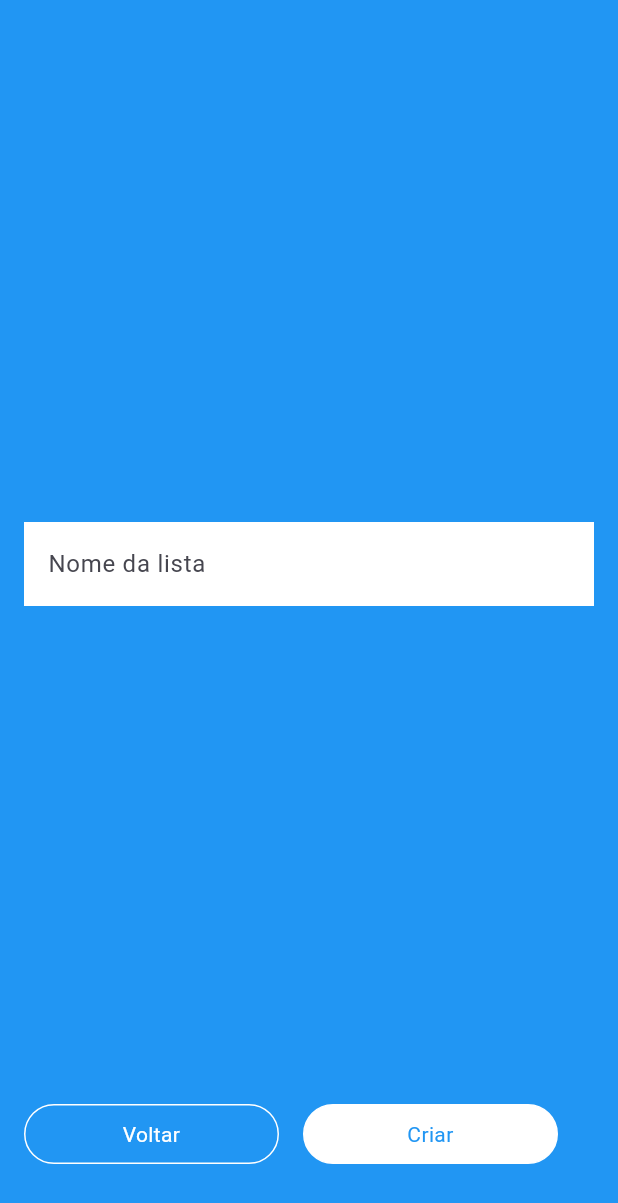
After one commit to Leokrindges/lista_de_compras, a Flutter app: the AddShoppingListPage screen opened directly, on a phone screen of 412 x 824 dp. The commit adds this screen. Shown: the top 1203 px of the screen. Run offline on Flutter 3.47's test engine with Material 3 defaults, Android fonts, the phone set to English and light mode, and no system bars.

Commit message:
feat: remove AddListPage, add AddListProduct and AddShoppingListPage, enhance ShoppingListPage with navigation

```diff
--- /dev/null
+++ b/lib/pages/add_shopping_list.page.dart
@@ -0,0 +1,81 @@
+import 'package:flutter/material.dart';
+import 'package:lista_de_compras/widgets/custom_button.dart';
+
+class AddShoppingListPage extends StatefulWidget {
+  const AddShoppingListPage({super.key});
+
+  @override
+  State<AddShoppingListPage> createState() => _AddShoppingListPageState();
+}
+
+class _AddShoppingListPageState extends State<AddShoppingListPage> {
+  final nome = TextEditingController();
+
+  final formKey = GlobalKey<FormState>();
+
+  addShopping() {
+    if (!formKey.currentState!.validate()) return;
+
+    Navigator.of(context).pop(nome.text);
+  }
+
+  @override
+  Widget build(BuildContext context) {
+    return Scaffold(
+      backgroundColor: Colors.blue,
+      body: SafeArea(
+        child: Padding(
+          padding: EdgeInsets.all(16.0),
+          child: Form(
+            key: formKey,
+            child: Column(
+              mainAxisAlignment: MainAxisAlignment.spaceBetween,
+              children: [
+                SizedBox(),
+                TextFormField(
+                  controller: nome,
+                  validator: (value) {
+                    if (value == null || value.isEmpty) {
+                      return 'Campo é obrigatório.';
+                    }
+                    return null;
+                  },
+                  decoration: InputDecoration(
+                    labelText: 'Nome da lista',
+                    border: InputBorder.none,
+                    filled: true,
+                    fillColor: Colors.white,
+                  ),
+                ),
+                Padding(
+                  padding: EdgeInsets.only(bottom: 32.0),
+                  child: Row(
+                    children: [
+                      CustomButton(
+                        text: 'Voltar',
+                        onTap: () {
+                          Navigator.pop(context);
+                        },
+                        height: 40,
+                      ),
+                      SizedBox(width: 16),
+                      CustomButton(
+                        text: 'Criar',
+                        onTap: () {
+                          addShopping();
+                        },
+                        height: 40,
+                        backgroundColor: Colors.white,
+                        textColor: Colors.blue,
+                      ),
+                    ],
+                  ),
+                ),
+              ],
+            ),
+          ),
+        ),
+      ),
+    );
+  }
+}
```
Also changed, not shown: lib/pages/add_list.page.dart (deleted, +0 -54 lines), lib/pages/add_list_product.page.dart (added, +17 -0 lines), lib/pages/shopping_list.page.dart (+33 -16 lines).
